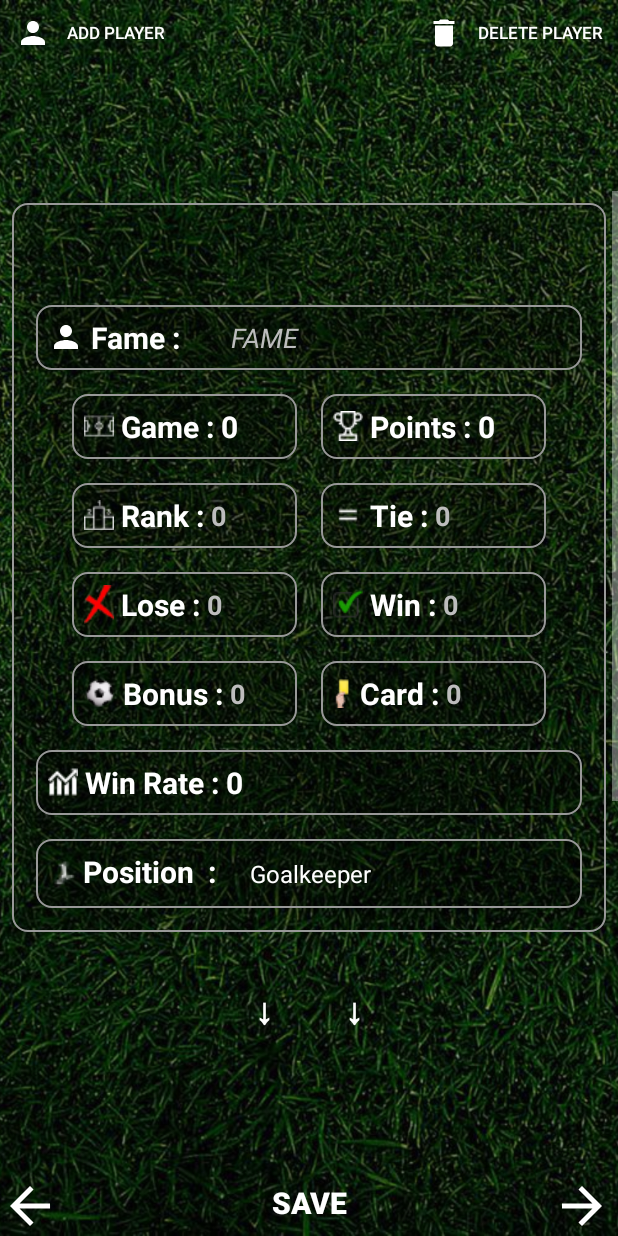
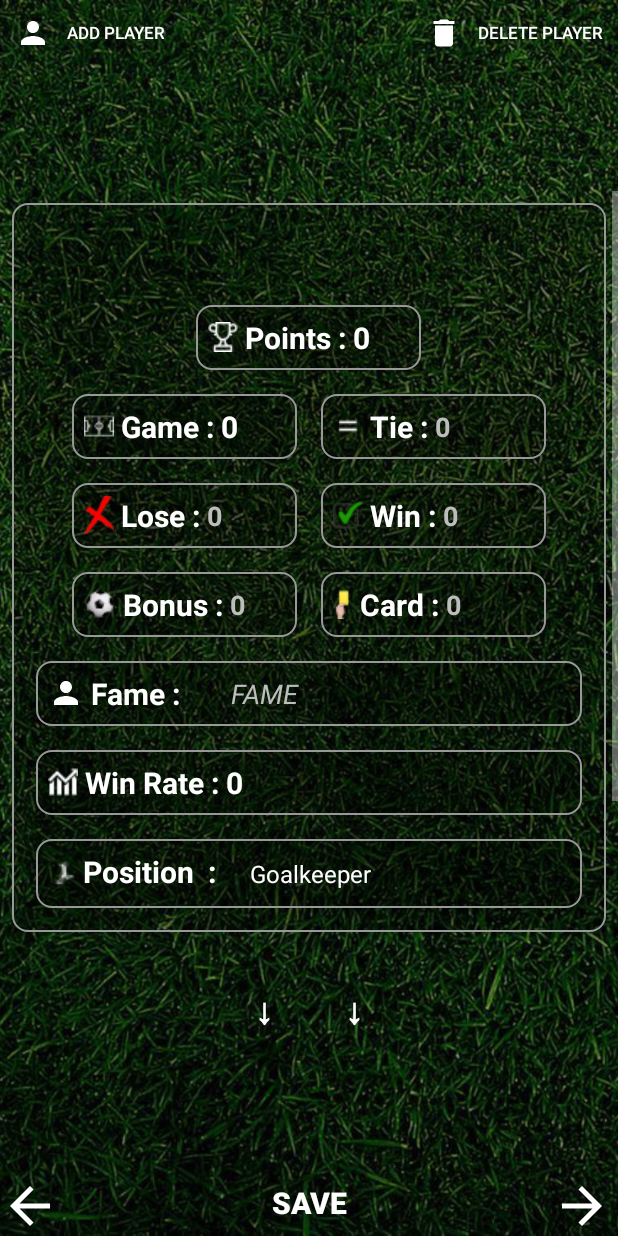
Before and after one commit to ImTheCloud/Android-Studio-FootballManager, an Android app: the layout statistics.xml on its own in the app's theme, with its tools: preview values and no code run, on a phone screen of 412 x 824 dp. Run offline under Robolectric (Android 15) with nearby library versions, the phone set to English and light mode, and no system bars.

Commit message:
Enlevement du Rank dans les stats Complet

```diff
--- a/DraredeBosanci/app/src/main/java/Statistics/Stat_Save.java
+++ b/DraredeBosanci/app/src/main/java/Statistics/Stat_Save.java
@@ -5,20 +5,19 @@ import android.widget.Spinner;
 import android.widget.TextView;
 
 public class Stat_Save {
-    EditText fame,win,lose,tie,bonus,yellow,rank;
+    EditText fame,win,lose,tie,bonus,yellow;
     TextView point;
     Spinner position,name;
 
     public Stat_Save(EditText etFame, EditText etWin, EditText etLose,
                      EditText etTie, EditText et5Goal, EditText etYellowCard,
-                     EditText etRank, Spinner position,Spinner name,TextView point) {
+                     Spinner position,Spinner name,TextView point) {
         this.fame = etFame;
         this.win = etWin;
         this.lose = etLose;
         this.tie = etTie;
         this.bonus = et5Goal;
         this.yellow = etYellowCard;
-        this.rank = etRank;
         this.position = position;
         this.name=name;
         this.point = point;
@@ -51,11 +50,6 @@ public class Stat_Save {
     public String getYellowText() {
         return yellow.getText().toString();
     }
-
-    public String getRankText() {
-        return rank.getText().toString();
-    }
-
     public String getPosition() {
         return position.getSelectedItem().toString();
     }
--- a/DraredeBosanci/app/src/main/java/Statistics/Statistics.java
+++ b/DraredeBosanci/app/src/main/java/Statistics/Statistics.java
@@ -53,7 +53,7 @@ import Home.Home;
 
 public class Statistics extends AppCompatActivity {
 
-    private EditText etWin,etTie,etLose,etYellowCard,et5Goal,etRank,etFame;
+    private EditText etWin,etTie,etLose,etYellowCard,et5Goal,etFame;
     private TextView tvGameWrite,tvWinRateWrite,tvapiResult,loading,TVPointsWrite;
     private Button bt_Save,addPlayerButton, bt_delete;
     private Spinner playerPositionSpinner,playerNameSpinner;
@@ -88,7 +88,6 @@ public class Statistics extends AppCompatActivity {
         etLose = findViewById(R.id.ETLose);
         etYellowCard = findViewById(R.id.ETYellowCard);
         et5Goal = findViewById(R.id.ET5Goal);
-        etRank = findViewById(R.id.ETRank);
         playerPositionSpinner = findViewById(R.id.playerPositionSpinner);
         playerNameSpinner = findViewById(R.id.playerNameSpinner);
         addPlayerButton = findViewById(R.id.add_player_button);
@@ -102,7 +101,6 @@ public class Statistics extends AppCompatActivity {
         etLose.setInputType(InputType.TYPE_CLASS_NUMBER);
         etYellowCard.setInputType(InputType.TYPE_CLASS_NUMBER);
         et5Goal.setInputType(InputType.TYPE_CLASS_NUMBER);
-        etRank.setInputType(InputType.TYPE_CLASS_NUMBER);
 
         // Ajout ecouteur de temps
         etWin.addTextChangedListener(textWatcher);
@@ -140,7 +138,6 @@ public class Statistics extends AppCompatActivity {
             etLose.setEnabled(false);
             etYellowCard.setEnabled(false);
             et5Goal.setEnabled(false);
-            etRank.setEnabled(false);
         }
 
         etFame.setOnFocusChangeListener(new View.OnFocusChangeListener() {
@@ -249,7 +246,7 @@ public class Statistics extends AppCompatActivity {
         bt_Save.setOnClickListener(new View.OnClickListener() {
             @Override
             public void onClick(View v) {
-                Stat_Save data = new Stat_Save(etFame, etWin, etLose, etTie, et5Goal, etYellowCard, etRank, playerPositionSpinner, playerNameSpinner,TVPointsWrite);
+                Stat_Save data = new Stat_Save(etFame, etWin, etLose, etTie, et5Goal, etYellowCard, playerPositionSpinner, playerNameSpinner,TVPointsWrite);
                 String uniqueId = playerNameSpinner.getSelectedItem().toString(); // get the selected item as a string
                 UserRef = FirebaseDatabase.getInstance("https://drare-de-bosanci-default-rtdb.europe-west1.firebasedatabase.app/").getReference().child("Player");
                 UserRef.child(uniqueId).setValue(data); // set the value with the unique ID
@@ -462,6 +459,8 @@ private void retrievePlayersFromDatabase() {
             @Override
             public void onDataChange(DataSnapshot dataSnapshot) {
                 if (dataSnapshot.exists()) {
+                    linearBig.setVisibility(View.VISIBLE);
+                    loading.setVisibility(View.GONE);
                     ArrayList<Player> players = new ArrayList<>();
                     for (DataSnapshot playerSnapshot : dataSnapshot.getChildren()) {
                         String playerName = playerSnapshot.child("name").getValue(String.class);
@@ -500,7 +499,7 @@ private void retrievePlayersFromDatabase() {
                     TextView rank1TextView = findViewById(R.id.Rank);
                     rank1TextView.setText(rankSb.toString());
                 } else {
-                    // le snapshot est vide, rien à faire
+                    loading.setVisibility(View.VISIBLE);
                 }
             }
 
@@ -524,7 +523,6 @@ private void retrievePlayersFromDatabase() {
                     String lose = snapshot.child("loseText").getValue(String.class);
                     String yellowCard = snapshot.child("yellowText").getValue(String.class);
                     String fiveGoal = snapshot.child("bonusText").getValue(String.class);
-                    String rank = snapshot.child("rankText").getValue(String.class);
                     String position = snapshot.child("position").getValue(String.class);
                     int positionIndex = positionList.indexOf(position);
 
@@ -535,7 +533,6 @@ private void retrievePlayersFromDatabase() {
                     etLose.setText(lose);
                     etYellowCard.setText(yellowCard);
                     et5Goal.setText(fiveGoal);
-                    etRank.setText(rank);
                 } else {
                     loading.setVisibility(View.VISIBLE);
                 }
--- a/DraredeBosanci/app/src/main/res/layout/statistics.xml
+++ b/DraredeBosanci/app/src/main/res/layout/statistics.xml
@@ -117,38 +117,60 @@
                     android:textStyle="bold" />
 
                 <LinearLayout
-                    style="@style/TextViewStyle"
-                    android:layout_width="match_parent"
+
+                    android:layout_width="wrap_content"
                     android:layout_height="wrap_content"
                     android:gravity="center_vertical"
                     android:orientation="horizontal"
                     tools:layout_editor_absoluteX="0dp"
                     tools:layout_editor_absoluteY="71dp">
 
-                    <TextView
-                        android:id="@+id/TVFame"
-                        android:layout_width="wrap_content"
+                    <LinearLayout
+                        style="@style/TextViewStyle"
+                        android:layout_width="150dp"
                         android:layout_height="wrap_content"
-                        android:drawableLeft="@drawable/baseline_person_24"
-                        android:text=" Fame : "
-                        android:textColor="#ffffff"
-                        android:textSize="20sp"
-                        android:textStyle="bold" />
+                        android:gravity="center_vertical"
+                        android:orientation="horizontal"
+                        tools:layout_editor_absoluteX="0dp"
+                        tools:layout_editor_absoluteY="71dp">
 
-                    <EditText
-                        android:id="@+id/ETFame"
-                        android:layout_width="251dp"
-                        android:layout_height="wrap_content"
-                        android:layout_marginStart="16dp"
-                        android:background="@android:color/transparent"
-                        android:drawableStart="@android:color/transparent"
-                        android:ems="4"
-                        android:hint="   FAME"
-                        android:textColor="#FFFFFF"
-                        android:textColorHint="#BDBDBD"
-                        android:textStyle="italic" />
+                        <TextView
+                            android:id="@+id/TVPoints"
+                            android:layout_width="wrap_content"
+                            android:layout_height="wrap_content"
+                            android:drawableLeft="@drawable/point"
+                            android:text=" Points : "
+                            android:textColor="#ffffff"
+                            android:textSize="20sp"
+                            android:textStyle="bold"
+                            app:layout_constraintBottom_toBottomOf="parent"
+                            app:layout_constraintEnd_toEndOf="parent"
+                            app:layout_constraintHorizontal_bias="0.027"
+                            app:layout_constraintStart_toStartOf="parent"
+                            app:layout_constraintTop_toTopOf="parent"
+                            app:layout_constraintVertical_bias="0.735" />
 
+
+                        <TextView
+                            android:id="@+id/TVPointsWrite"
+                            android:layout_width="wrap_content"
+                            android:layout_height="wrap_content"
+                            android:text="0"
+                            android:textColor="#ffffff"
+                            android:textSize="20sp"
+                            android:textStyle="bold"
+                            app:layout_constraintBottom_toBottomOf="parent"
+                            app:layout_constraintEnd_toEndOf="parent"
+                            app:layout_constraintHorizontal_bias="0.435"
+                            app:layout_constraintStart_toStartOf="parent"
+                            app:layout_constraintTop_toTopOf="parent"
+                            app:layout_constraintVertical_bias="0.721" />
+                    </LinearLayout>
                 </LinearLayout>
+
+
+
+
 
 
                 <LinearLayout
@@ -200,100 +222,6 @@
                             app:layout_constraintStart_toStartOf="parent"
                             app:layout_constraintTop_toTopOf="parent"
                             app:layout_constraintVertical_bias="0.215" />
-                    </LinearLayout>
-
-                    <LinearLayout
-                        style="@style/TextViewStyle"
-                        android:layout_width="150dp"
-                        android:layout_height="wrap_content"
-                        android:gravity="center_vertical"
-                        android:orientation="horizontal"
-                        tools:layout_editor_absoluteX="0dp"
-                        tools:layout_editor_absoluteY="71dp">
-
-                        <TextView
-                            android:id="@+id/TVPoints"
-                            android:layout_width="wrap_content"
-                            android:layout_height="wrap_content"
-                            android:drawableLeft="@drawable/point"
-                            android:text=" Points : "
-                            android:textColor="#ffffff"
-                            android:textSize="20sp"
-                            android:textStyle="bold"
-                            app:layout_constraintBottom_toBottomOf="parent"
-                            app:layout_constraintEnd_toEndOf="parent"
-                            app:layout_constraintHorizontal_bias="0.027"
-                            app:layout_constraintStart_toStartOf="parent"
-                            app:layout_constraintTop_toTopOf="parent"
-                            app:layout_constraintVertical_bias="0.735" />
-
-
-                        <TextView
-                            android:id="@+id/TVPointsWrite"
-                            android:layout_width="wrap_content"
-                            android:layout_height="wrap_content"
-                            android:text="0"
-                            android:textColor="#ffffff"
-                            android:textSize="20sp"
-                            android:textStyle="bold"
-                            app:layout_constraintBottom_toBottomOf="parent"
-                            app:layout_constraintEnd_toEndOf="parent"
-                            app:layout_constraintHorizontal_bias="0.435"
-                            app:layout_constraintStart_toStartOf="parent"
-                            app:layout_constraintTop_toTopOf="parent"
-                            app:layout_constraintVertical_bias="0.721" />
-                    </LinearLayout>
-                </LinearLayout>
-
-                <LinearLayout
-
-                    android:layout_width="wrap_content"
-                    android:layout_height="wrap_content"
-                    android:gravity="center_vertical"
-                    android:orientation="horizontal"
-                    tools:layout_editor_absoluteX="0dp"
-                    tools:layout_editor_absoluteY="71dp">
-
-                    <LinearLayout
-                        style="@style/TextViewStyle"
-                        android:layout_width="150dp"
-                        android:layout_height="wrap_content"
-                        android:gravity="center_vertical"
-                        android:orientation="horizontal"
-                        tools:layout_editor_absoluteX="0dp"
-                        tools:layout_editor_absoluteY="71dp">
-
-                        <TextView
-                            android:id="@+id/TVRank"
-                            android:layout_width="wrap_content"
-                            android:layout_height="wrap_content"
-                            android:drawableLeft="@drawable/podium"
-                            android:text=" Rank : "
-                            android:textColor="#ffffff"
-                            android:textSize="20sp"
-                            android:textStyle="bold"
-                            app:layout_constraintBottom_toBottomOf="parent"
-                            app:layout_constraintEnd_toEndOf="parent"
-                            app:layout_constraintHorizontal_bias="0.027"
-                            app:layout_constraintStart_toStartOf="parent"
-                            app:layout_constraintTop_toTopOf="parent"
-                            app:layout_constraintVertical_bias="0.81" />
-
-                        <EditText
-                            android:id="@+id/ETRank"
-                            android:layout_width="31dp"
-                            android:layout_height="wrap_content"
-                            android:layout_marginEnd="172dp"
-                            android:background="@android:color/transparent"
-                            android:ems="4"
-                            android:hint="0"
-                            android:textColor="#FFFFFF"
-                            android:textColorHint="#BDBDBD"
-                            android:textStyle="bold"
-                            app:layout_constraintBottom_toBottomOf="parent"
-                            app:layout_constraintEnd_toEndOf="parent"
-                            app:layout_constraintTop_toTopOf="parent"
-                            app:layout_constraintVertical_bias="0.794" />
                     </LinearLayout>
 
                     <LinearLayout
@@ -536,7 +464,39 @@
                     </LinearLayout>
                 </LinearLayout>
 
+                <LinearLayout
+                    style="@style/TextViewStyle"
+                    android:layout_width="match_parent"
+                    android:layout_height="wrap_content"
+                    android:gravity="center_vertical"
+                    android:orientation="horizontal"
+                    tools:layout_editor_absoluteX="0dp"
+                    tools:layout_editor_absoluteY="71dp">
 
+                    <TextView
+                        android:id="@+id/TVFame"
+                        android:layout_width="wrap_content"
+                        android:layout_height="wrap_content"
+                        android:drawableLeft="@drawable/baseline_person_24"
+                        android:text=" Fame : "
+                        android:textColor="#ffffff"
+                        android:textSize="20sp"
+                        android:textStyle="bold" />
+
+                    <EditText
+                        android:id="@+id/ETFame"
+                        android:layout_width="251dp"
+                        android:layout_height="wrap_content"
+                        android:layout_marginStart="16dp"
+                        android:background="@android:color/transparent"
+                        android:drawableStart="@android:color/transparent"
+                        android:ems="4"
+                        android:hint="   FAME"
+                        android:textColor="#FFFFFF"
+                        android:textColorHint="#BDBDBD"
+                        android:textStyle="italic" />
+
+                </LinearLayout>
                 <LinearLayout
                     style="@style/TextViewStyle"
                     android:layout_width="match_parent"
```
